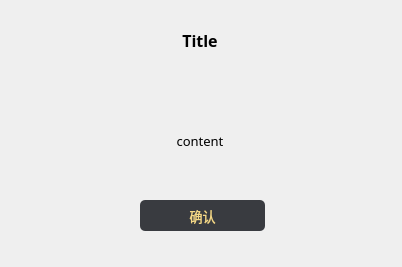
The window that installer/Tip.ui (Moxiner/YuanShenEx) describes before a commit, drawn with Qt 5.
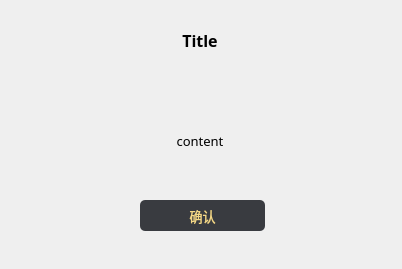
The same window after the commit. Icons and pictures are not drawn.

Commit message:
🔧 修改完成安装界面
To Do 更改Widget样式

Patch:
```diff
--- a/installer/Tip.ui
+++ b/installer/Tip.ui
@@ -7,7 +7,7 @@
     <x>0</x>
     <y>0</y>
     <width>402</width>
-    <height>267</height>
+    <height>269</height>
    </rect>
   </property>
   <property name="windowTitle">
```
Left out of the diff: 2 changed lines with no effect on the pictures. The commit also changes 3 other files.
